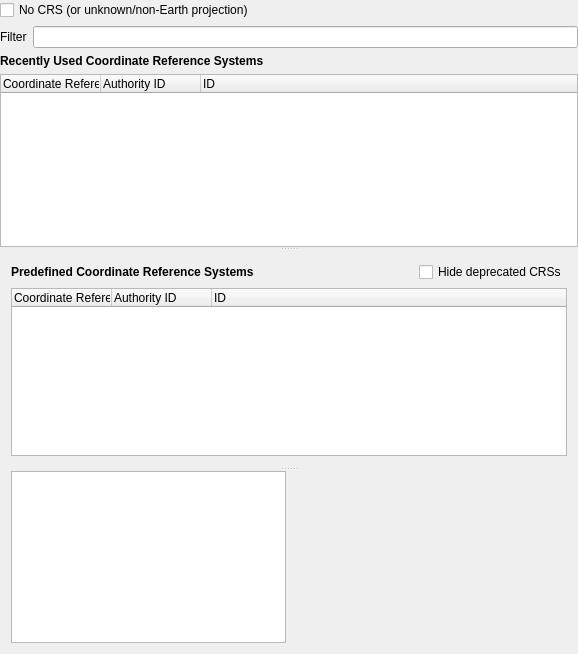
The window that src/ui/qgsprojectionselectorbase.ui (nextgis/nextgisqgis) describes before a commit, drawn with Qt 5.
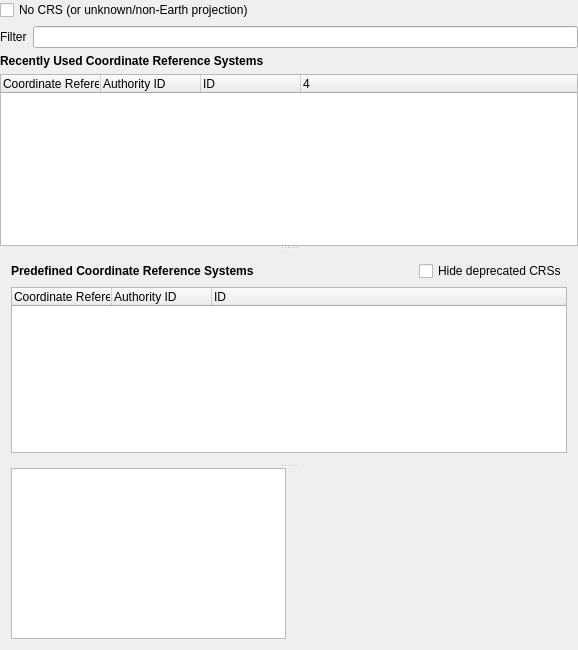
The same window after the commit. Icons and pictures are not drawn. Custom widgets are drawn as their Qt base class.

What changed in the file:
```diff
--- a/src/ui/qgsprojectionselectorbase.ui
+++ b/src/ui/qgsprojectionselectorbase.ui
@@ -7,7 +7,7 @@
     <x>0</x>
     <y>0</y>
     <width>578</width>
-    <height>654</height>
+    <height>650</height>
    </rect>
   </property>
   <property name="sizePolicy">
@@ -125,7 +125,7 @@
           <bool>true</bool>
          </property>
          <property name="columnCount">
-          <number>3</number>
+          <number>4</number>
          </property>
          <column>
           <property name="text">
@@ -142,8 +142,13 @@
            <string>ID</string>
           </property>
          </column>
+         <column>
+          <property name="text">
+           <string/>
+          </property>
+         </column>
         </widget>
-        <widget class="QWidget" name="">
+        <widget class="QWidget" name="layoutWidget">
          <layout class="QGridLayout" name="gridLayout">
           <property name="horizontalSpacing">
            <number>0</number>
@@ -223,7 +228,7 @@
           </item>
          </layout>
         </widget>
-        <widget class="QWidget" name="">
+        <widget class="QWidget" name="layoutWidget_2">
          <layout class="QHBoxLayout" name="horizontalLayout_4">
           <property name="topMargin">
            <number>0</number>
```
Left out of the diff: 8 changed lines with no effect on the pictures. Lines whose indentation alone changed are shown as unchanged.
